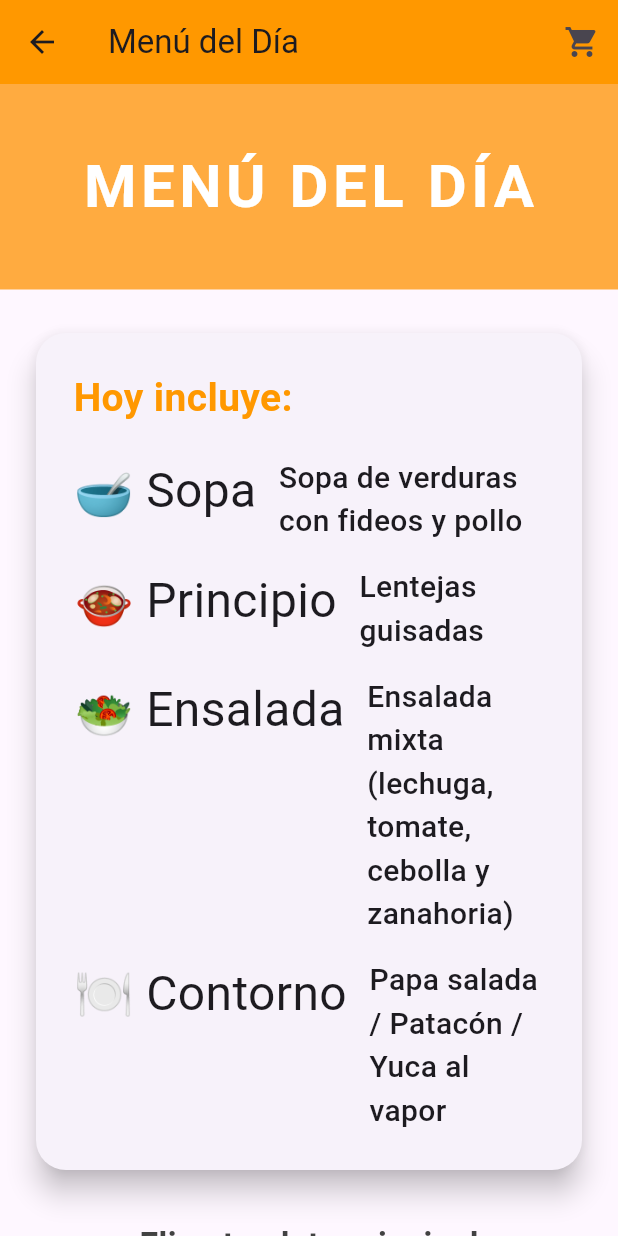
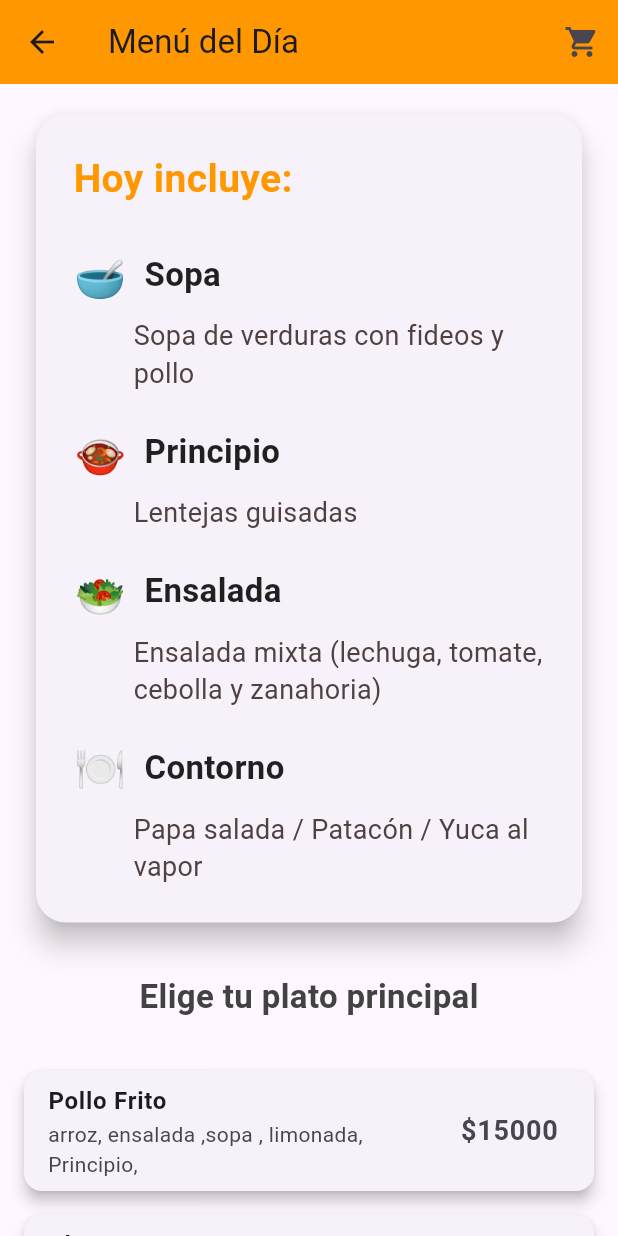
Before and after one commit to adrell99/arma_tu_almuerzo, a Flutter app: the MenuFijoScreen screen opened directly, on a phone screen of 412 x 824 dp. Run offline on Flutter 3.47's test engine with Material 3 defaults, Android fonts, the phone set to English and light mode, and no system bars.

Commit message:
Update menu_fijo_screen.dart

```diff
--- a/lib/screens/menu_fijo_screen.dart
+++ b/lib/screens/menu_fijo_screen.dart
@@ -23,6 +23,7 @@ class MenuFijoScreen extends StatelessWidget {
       appBar: AppBar(
         title: const Text('Menú del Día'),
         backgroundColor: Colors.orange,
+        centerTitle: false,
         actions: [
           IconButton(
             icon: const Icon(Icons.shopping_cart),
@@ -38,27 +39,12 @@ class MenuFijoScreen extends StatelessWidget {
       body: SingleChildScrollView(
         child: Column(
           children: [
-            // ===== BANNER GRANDE =====
-            Container(
-              width: double.infinity,
-              padding: const EdgeInsets.symmetric(vertical: 40),
-              color: Colors.orangeAccent,
-              child: const Center(
-                child: Text(
-                  "MENÚ DEL DÍA",
-                  style: TextStyle(
-                    fontSize: 40,
-                    fontWeight: FontWeight.bold,
-                    color: Colors.white,
-                    letterSpacing: 3,
-                  ),
-                ),
-              ),
-            ),
+            // ===== QUITAMOS EL BANNER GRANDE NARANJA (ya no está duplicado) =====
 
-            const SizedBox(height: 25),
+            const SizedBox(
+                height: 16), // Espacio pequeño para que no pegue al AppBar
 
-            // ===== TARJETA CON LO QUE INCLUYE HOY =====
+            // ===== TARJETA "HOY INCLUYE" SUBIDA MÁS ARRIBA =====
             Padding(
               padding: const EdgeInsets.symmetric(horizontal: 20),
               child: Card(
@@ -79,14 +65,30 @@ class MenuFijoScreen extends StatelessWidget {
                           color: Colors.orange,
                         ),
                       ),
+                      const SizedBox(height: 25),
+                      _buildInclusionItemImproved(
+                        emoji: "🥣",
+                        titulo: "Sopa",
+                        descripcion: sopaDelDia,
+                      ),
                       const SizedBox(height: 20),
-                      _buildInclusionItem("🥣 Sopa", sopaDelDia),
-                      const SizedBox(height: 15),
-                      _buildInclusionItem("🍲 Principio", principioDelDia),
-                      const SizedBox(height: 15),
-                      _buildInclusionItem("🥗 Ensalada", ensaladaDelDia),
-                      const SizedBox(height: 15),
-                      _buildInclusionItem("🍽️ Contorno", contornoDelDia),
+                      _buildInclusionItemImproved(
+                        emoji: "🍲",
+                        titulo: "Principio",
+                        descripcion: principioDelDia,
+                      ),
+                      const SizedBox(height: 20),
+                      _buildInclusionItemImproved(
+                        emoji: "🥗",
+                        titulo: "Ensalada",
+                        descripcion: ensaladaDelDia,
+                      ),
+                      const SizedBox(height: 20),
+                      _buildInclusionItemImproved(
+                        emoji: "🍽️",
+                        titulo: "Contorno",
+                        descripcion: contornoDelDia,
+                      ),
                     ],
                   ),
                 ),
@@ -95,7 +97,7 @@ class MenuFijoScreen extends StatelessWidget {
 
             const SizedBox(height: 30),
 
-            // ===== LISTA DE PLATOS FIJOS (tu código original) =====
+            // ===== ELIGE TU PLATO PRINCIPAL =====
             Padding(
               padding: const EdgeInsets.symmetric(horizontal: 16),
               child: Text(
@@ -111,9 +113,8 @@ class MenuFijoScreen extends StatelessWidget {
             const SizedBox(height: 10),
 
             ListView.builder(
-              shrinkWrap: true, // Importante para que funcione dentro de Column
-              physics:
-                  const NeverScrollableScrollPhysics(), // Evita scroll anidado
+              shrinkWrap: true,
+              physics: const NeverScrollableScrollPhysics(),
               padding: const EdgeInsets.all(16),
               itemCount: menuFijo.length,
               itemBuilder: (context, index) {
@@ -157,17 +158,41 @@ class MenuFijoScreen extends StatelessWidget {
     );
   }
 
-  // Método auxiliar para los ítems de inclusión
-  Widget _buildInclusionItem(String icon, String texto) {
-    return Row(
+  Widget _buildInclusionItemImproved({
+    required String emoji,
+    required String titulo,
+    required String descripcion,
+  }) {
+    return Column(
       crossAxisAlignment: CrossAxisAlignment.start,
       children: [
-        Text(icon, style: const TextStyle(fontSize: 32)),
-        const SizedBox(width: 15),
-        Expanded(
+        Row(
+          children: [
+            Text(
+              emoji,
+              style: const TextStyle(fontSize: 28),
+            ),
+            const SizedBox(width: 12),
+            Text(
+              titulo,
+              style: const TextStyle(
+                fontSize: 22,
+                fontWeight: FontWeight.bold,
+                color: Colors.black87,
+              ),
+            ),
+          ],
+        ),
+        const SizedBox(height: 8),
+        Padding(
+          padding: const EdgeInsets.only(left: 40),
           child: Text(
-            texto,
-            style: const TextStyle(fontSize: 20, fontWeight: FontWeight.w500),
+            descripcion,
+            style: const TextStyle(
+              fontSize: 18,
+              color: Color.fromARGB(255, 79, 65, 65),
+              height: 1.4,
+            ),
           ),
         ),
       ],
```
